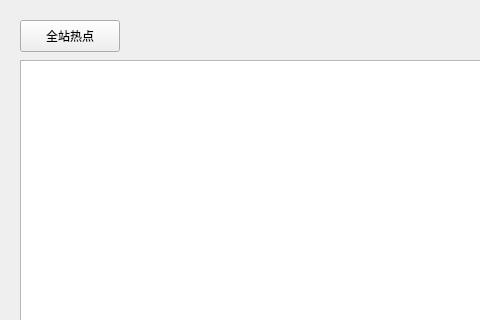
Before: the Qt Designer form Helper/bbs.ui in champion-chenpeng/CuteSunny, drawn with Qt 5; both pictures show x 0 to 480 and y 0 to 320 of the 661 by 420 pixel window.
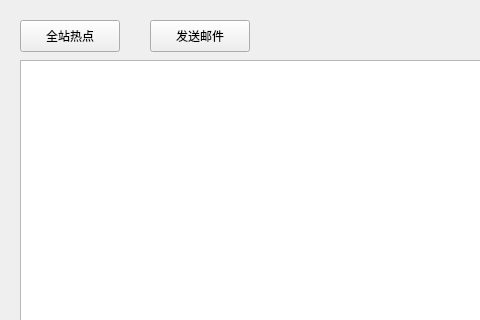
After: the same form once the commit is applied.

The edit to the form file:
```diff
--- a/Helper/bbs.ui
+++ b/Helper/bbs.ui
@@ -36,6 +36,19 @@
     </rect>
    </property>
   </widget>
+  <widget class="QPushButton" name="emailBtn">
+   <property name="geometry">
+    <rect>
+     <x>150</x>
+     <y>20</y>
+     <width>100</width>
+     <height>32</height>
+    </rect>
+   </property>
+   <property name="text">
+    <string>发送邮件</string>
+   </property>
+  </widget>
  </widget>
  <resources/>
  <connections/>
```
